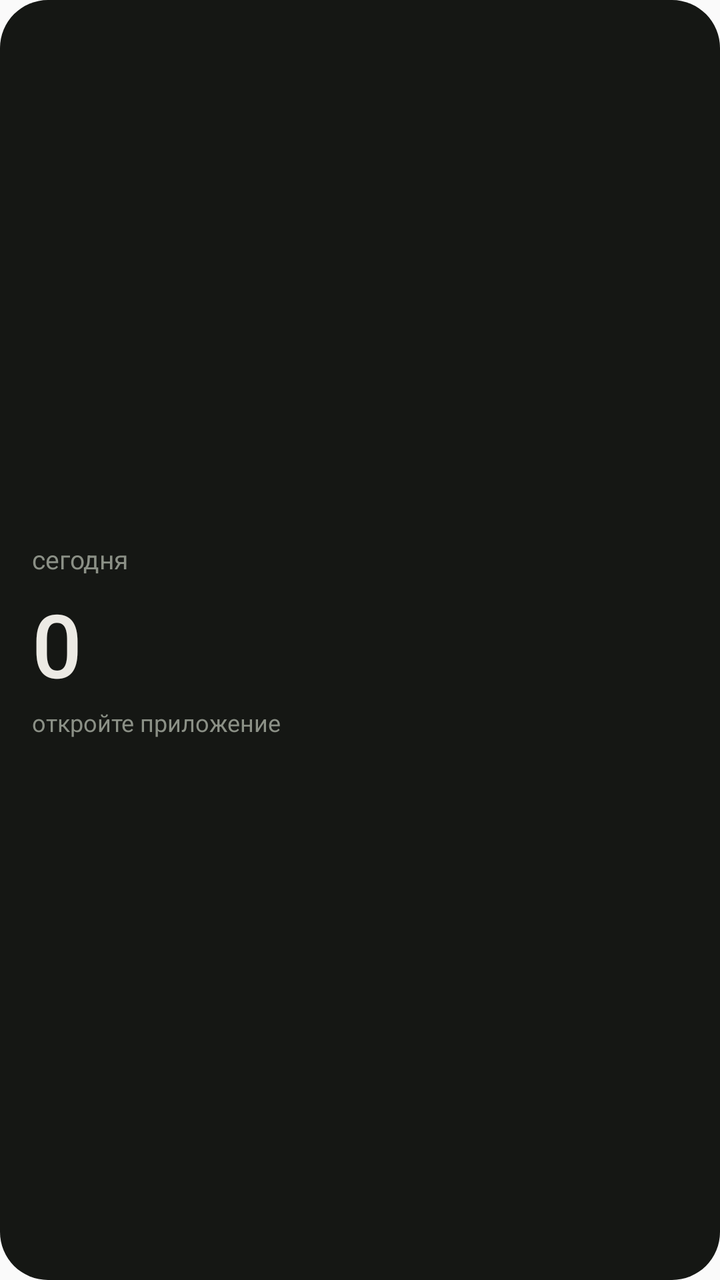
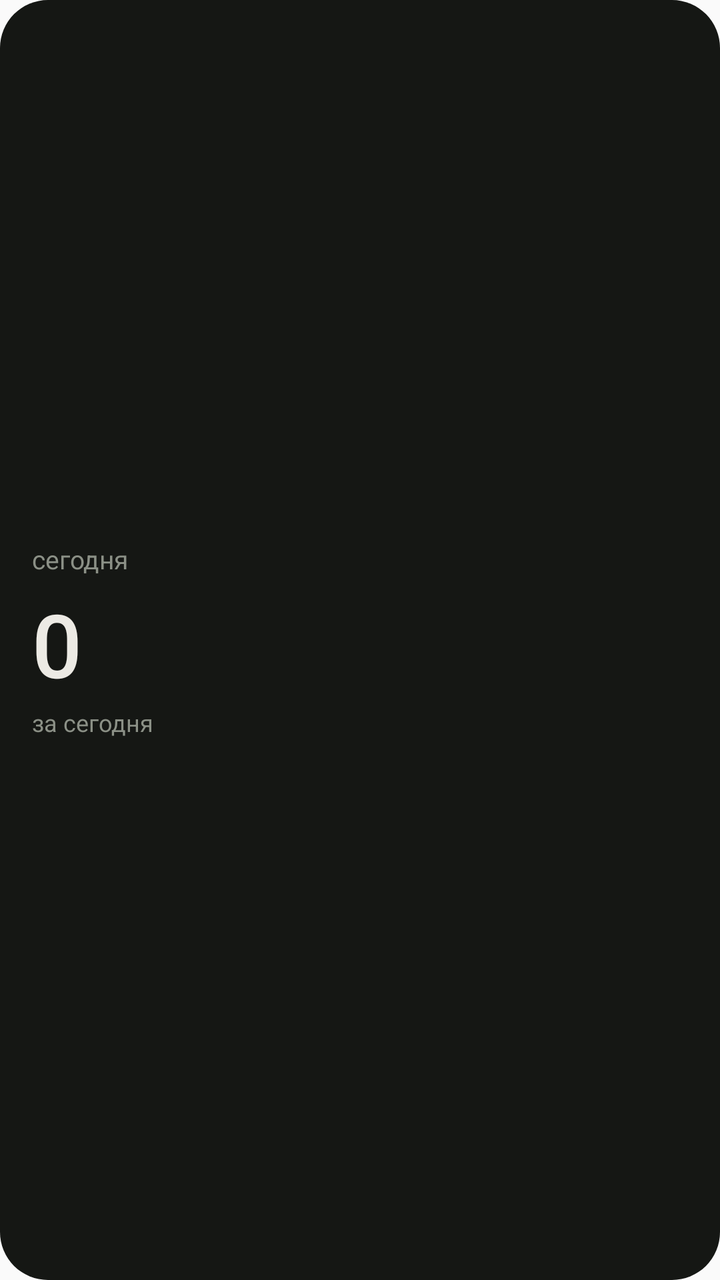

Two renders of the same Android screen: before a commit and after it. Below are the layout's source before the change and the commit's diff.
<!-- AndroidManifest.xml: application theme AppTheme -->
<!-- res/layout/widget_number.xml -->
<?xml version="1.0" encoding="utf-8"?>
<LinearLayout xmlns:android="http://schemas.android.com/apk/res/android"
    android:id="@+id/root"
    android:layout_width="match_parent"
    android:layout_height="match_parent"
    android:background="@drawable/widget_bg"
    android:gravity="center_vertical"
    android:orientation="vertical"
    android:padding="16dp">

    <TextView
        android:id="@+id/caption"
        android:layout_width="wrap_content"
        android:layout_height="wrap_content"
        android:text="сегодня"
        android:textColor="@color/dyshi_muted"
        android:textSize="13sp" />

    <TextView
        android:id="@+id/value"
        android:layout_width="wrap_content"
        android:layout_height="wrap_content"
        android:layout_marginTop="4dp"
        android:fontFamily="sans-serif-medium"
        android:text="0"
        android:textColor="@color/dyshi_fg"
        android:textSize="44sp" />

    <TextView
        android:id="@+id/hint"
        android:layout_width="wrap_content"
        android:layout_height="wrap_content"
        android:layout_marginTop="2dp"
        android:text="откройте приложение"
        android:textColor="@color/dyshi_muted"
        android:textSize="12sp" />
</LinearLayout>
<!-- resources referenced by this layout -->
<resources>
  <color name="dyshi_fg">#eceae4</color>
  <color name="dyshi_muted">#8b9086</color>
  <!-- drawable widget_bg (drawable) -->
  <?xml version="1.0" encoding="utf-8"?>
  <shape xmlns:android="http://schemas.android.com/apk/res/android" android:shape="rectangle">
      <solid android:color="@color/dyshi_surface" />
      <corners android:radius="24dp" />
  </shape>
  <style name="AppTheme" parent="Theme.AppCompat.Light.DarkActionBar">
          
          <item name="colorPrimary">@color/colorPrimary</item>
          <item name="colorPrimaryDark">@color/colorPrimaryDark</item>
          <item name="colorAccent">@color/colorAccent</item>
      </style>
  <color name="dyshi_surface">#151714</color>
  <color name="colorPrimary">#b7c4b0</color>
  <color name="colorPrimaryDark">#0c0d0c</color>
  <color name="colorAccent">#b7c4b0</color>
</resources>

<!-- the commit's change to res/layout/widget_number.xml (unified diff, before → after) -->
@@ -31,7 +31,7 @@
         android:layout_width="wrap_content"
         android:layout_height="wrap_content"
         android:layout_marginTop="2dp"
-        android:text="откройте приложение"
+        android:text="за сегодня"
         android:textColor="@color/dyshi_muted"
         android:textSize="12sp" />
 </LinearLayout>
